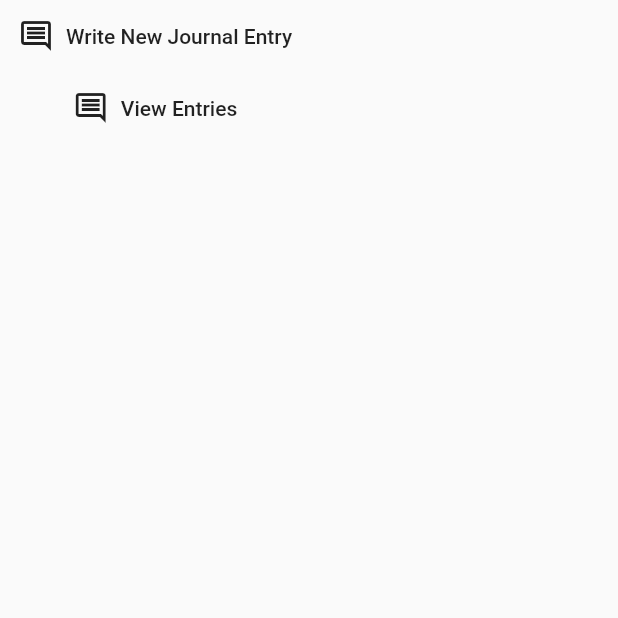
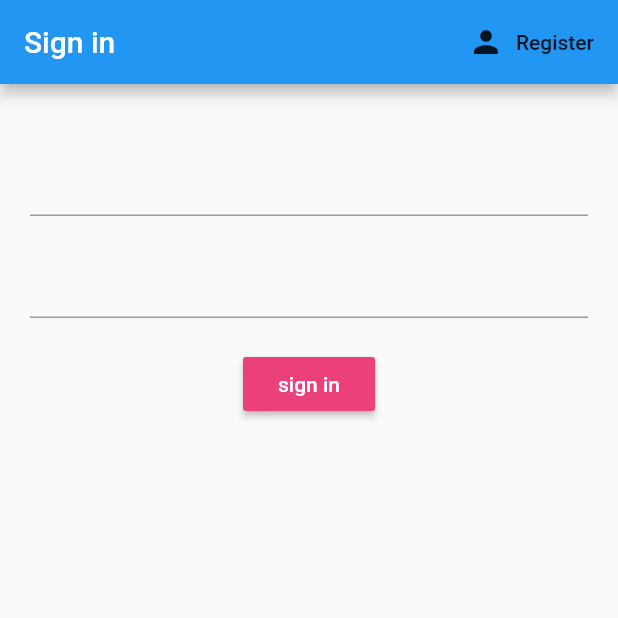
Before and after one commit to dcao/blip, a Flutter app: the screen it shows after launch, on a phone screen of 412 x 824 dp, the top half of it. Run offline on Flutter 3.47's test engine with Material 2 defaults, Android fonts, the phone set to English and light mode, and no system bars; our stand-ins replace cloud_firestore, firebase_auth, firebase_core; accounts and stored records are empty.

```diff
--- a/lib/main.dart
+++ b/lib/main.dart
@@ -1,18 +1,33 @@
+import 'package:blip/screens/services/auth.dart';
+import 'package:blip/models/curr_user.dart';
+import 'package:blip/screens/wrapper.dart';
 import 'package:flutter/material.dart';
-import 'package:blip/pages/home.dart';
-import 'package:blip/pages/write.dart';
-import 'package:blip/pages/view.dart';
+import 'package:blip/screens/pages/home.dart';
+import 'package:blip/screens/pages/write.dart';
+import 'package:blip/screens/pages/view.dart';
 import 'package:firebase_core/firebase_core.dart';
+import 'package:provider/provider.dart';
 
 void main() async {
   WidgetsFlutterBinding.ensureInitialized();
   await Firebase.initializeApp();
-  runApp(MaterialApp(
-    initialRoute: '/home',
-    routes: {
-      '/home': (context) => Home(),
-      '/write': (context) => AddBlog(),
-      '/view': (context) => View()
-    }
-  ));
+  runApp(MyApp());
 }
+
+class MyApp extends StatelessWidget {
+  @override
+  Widget build(BuildContext context) {
+    return StreamProvider<CurrUser>.value(
+      value: AuthService().user,
+      child: MaterialApp(
+        initialRoute: '/',
+        routes: {
+          '/': (context) => Wrapper(),
+          '/home': (context) => Home(),
+          '/write': (context) => AddBlog(),
+          '/view': (context) => View()
+        }
+      )
+    );
+  }
+}
--- /dev/null
+++ b/lib/models/curr_user.dart
@@ -0,0 +1,5 @@
+class CurrUser {
+  final String uid;
+
+  CurrUser({this.uid});
+}
--- /dev/null
+++ b/lib/screens/auth/authenticate.dart
@@ -0,0 +1,27 @@
+import 'package:blip/screens/auth/register.dart';
+import 'package:blip/screens/auth/sign_in.dart';
+import 'package:flutter/material.dart';
+
+class Authenticate extends StatefulWidget {
+  @override
+  _AuthenticateState createState() => _AuthenticateState();
+}
+
+class _AuthenticateState extends State<Authenticate> {
+
+  bool showSignIn = true;
+
+  void toggleView(){
+    setState(() => showSignIn = !showSignIn);
+  }
+
+  @override
+  Widget build(BuildContext context) {
+
+    if (showSignIn){
+      return SignIn(toggleView: toggleView);
+    }else {
+      return Register(toggleView: toggleView);
+    }
+  }
+}
--- /dev/null
+++ b/lib/screens/auth/sign_in.dart
@@ -0,0 +1,76 @@
+import 'package:blip/screens/services/auth.dart';
+import 'package:flutter/material.dart';
+
+class SignIn extends StatefulWidget {
+
+  final Function toggleView;
+  SignIn({this.toggleView});
+
+  @override
+  _SignInState createState() => _SignInState();
+}
+
+class _SignInState extends State<SignIn> {
+
+  final AuthService _auth = AuthService();
+
+  // text field state
+  String email = '';
+  String password = '';
+
+  @override
+  Widget build(BuildContext context) {
+    return Scaffold(
+      appBar: AppBar(
+        title: Text('Sign in'),
+        actions: [
+          FlatButton.icon(
+            icon: Icon(Icons.person),
+            label: Text('Register'),
+            onPressed: (){
+              widget.toggleView();
+            }
+          )
+        ],
+      ),
+      body: Container(
+        padding: EdgeInsets.symmetric(vertical: 20, horizontal: 20),
+        child: Form(
+          child: Column(
+            children: [
+              SizedBox(height: 20),
+              TextFormField(
+                onChanged: (val) {
+                  setState(() {
+                    email = val;
+                  });
+                }
+              ),
+              SizedBox(height:20),
+              TextFormField(
+                obscureText: true,
+                onChanged:(val){
+                  setState(() {
+                    password = val;
+                  });
+                }
+              ),
+              SizedBox(height:20),
+              RaisedButton(
+                color: Colors.pink[400],
+                child:Text(
+                  'sign in',
+                  style: TextStyle(color: Colors.white),
+                ),
+                onPressed: () async {
+                    print(email);
+                    print(password);
+                },
+              )
+            ],
+          )
+        )
+      ),
+    );
+  }
+}
--- /dev/null
+++ b/lib/screens/wrapper.dart
@@ -0,0 +1,19 @@
+import 'package:blip/screens/auth/authenticate.dart';
+import 'package:blip/screens/pages/home.dart';
+import 'package:flutter/material.dart';
+import 'package:provider/provider.dart';
+import 'package:blip/models/curr_user.dart';
+
+class Wrapper extends StatelessWidget {
+  @override
+  Widget build(BuildContext context) {
+
+    final user = Provider.of<CurrUser>(context);
+
+    if(user == null){
+      return Authenticate();
+    }else{
+      return Home();
+    }
+  }
+}
--- a/pubspec.yaml
+++ b/pubspec.yaml
@@ -25,6 +25,10 @@ dependencies:
 
   flutter:
     sdk: flutter
+
+  firebase_core: "^0.5.2"
+  firebase_auth: "^0.18.3"
+  provider: "^3.1.0"
 
 
   # The following adds the Cupertino Icons font to your application.
```
Also changed, not shown: lib/screens/auth/register.dart (added, +92 -0 lines), lib/screens/pages/home.dart (renamed from lib/pages/home.dart, +19 -0 lines), lib/screens/pages/write.dart (renamed from lib/pages/write.dart, +10 -5 lines), lib/screens/services/auth.dart (added, +75 -0 lines), lib/screens/pages/view.dart (renamed from lib/pages/view.dart), pubspec.lock.
